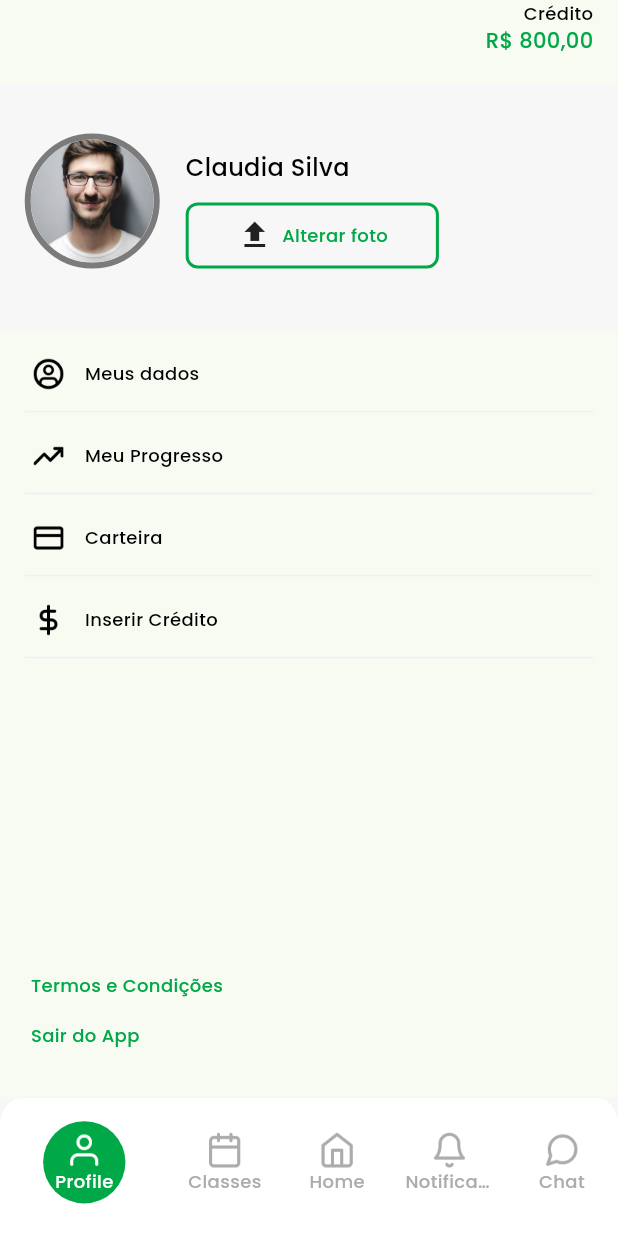
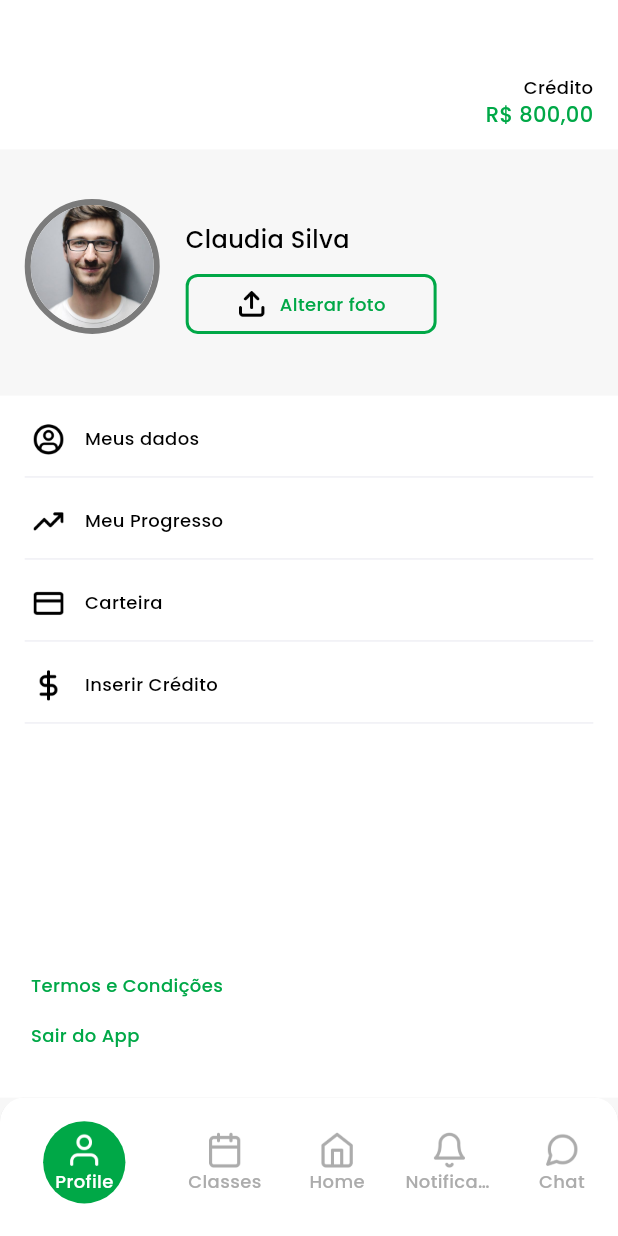
Before and after one commit to Azhar-Dogar/projeto, a Flutter app: the RegisterPassword screen opened directly, after a tap on "Register", on a phone screen of 412 x 824 dp. Run offline on Flutter 3.47's test engine with Material 2 defaults, Android fonts, the phone set to English and light mode, and no system bars; our stand-ins replace google_fonts.

Commit message:
profile edit

```diff
--- a/lib/extras/app_assets.dart
+++ b/lib/extras/app_assets.dart
@@ -9,17 +9,21 @@ class AppIcons {
   static var dollar = getName("dollar.png");
   static var profile = getName("profile.png");
   static var trending = getName("trending.png");
+  static var upload = getName("upload.png");
+  static var timer = getName("timer.png");
 
   static String getName(String name) {
     return "$main$name";
   }
 }
-class AppImages{
+
+class AppImages {
   static var main = "assets/images/";
   static var profile = getName("profile.png");
   static var autoImage = getName("auto_image.png");
   static var clock = getName("Clock.png");
   static var demo = getName("demo.jpeg");
+
   static String getName(String name) {
     return "$main$name";
   }
--- a/lib/extras/colors.dart
+++ b/lib/extras/colors.dart
@@ -24,7 +24,7 @@ class CColors {
   static var greyWhite = const Color(0xff979797);
   static var divider = const Color(0xffEFEFF4);
 
-
+  static var labelColor = const Color(0xff393939);
 
   static var dark = const Color(0xff222428);
   static var gray = const Color(0xff515466);
--- a/lib/screens/dashboard/profile_screen.dart
+++ b/lib/screens/dashboard/profile_screen.dart
@@ -5,6 +5,8 @@ import 'package:projeto/extras/colors.dart';
 import 'package:projeto/extras/extensions.dart';
 import 'package:projeto/widgets/custom_asset_image.dart';
 import 'package:projeto/widgets/margin_widget.dart';
+
+import '../../widgets/textfield_widget.dart';
 
 class ProfileScreen extends StatefulWidget {
   const ProfileScreen({super.key});
@@ -16,45 +18,66 @@ class ProfileScreen extends StatefulWidget {
 class _ProfileScreenState extends State<ProfileScreen> {
   late double width, height, padding;
 
+  TextEditingController name = TextEditingController();
+  TextEditingController email = TextEditingController();
+  TextEditingController phone = TextEditingController();
+  TextEditingController rgController = TextEditingController();
+  TextEditingController cnhController = TextEditingController();
+  String? groupValue;
+
+  TextEditingController cEPController = TextEditingController();
+  TextEditingController ruaController = TextEditingController();
+  TextEditingController bairroController = TextEditingController();
+  TextEditingController nDegController = TextEditingController();
+
+  bool isDetails = false, isEdit = false;
+
   @override
   Widget build(BuildContext context) {
     width = context.width;
     height = context.height;
-
     padding = width * 0.04;
 
     return Scaffold(
-      appBar: AppBar(
-        automaticallyImplyLeading: false,
-        actions: [
-          headerTrailing(),
+      backgroundColor: Colors.white,
+      body: Column(
+        children: [
+          const MarginWidget(factor: 3),
+          Align(
+            alignment: Alignment.centerRight,
+            child: headerTrailing(),
+          ),
+          const MarginWidget(factor: 0.8),
+          header(),
+          isDetails ? details() : profileMain(),
         ],
       ),
-      body: Column(
-        children: [
-          header(),
-          Expanded(
+    );
+  }
+
+  Widget profileMain() {
+    return Expanded(
       child: Padding(
         padding: EdgeInsets.only(left: padding, right: padding),
         child: Column(
           crossAxisAlignment: CrossAxisAlignment.start,
           children: [
-                  listTile("Meus dados", AppIcons.profile),
+            listTile("Meus dados", AppIcons.profile, widget: details()),
             listTile("Meu Progresso", AppIcons.trending),
             listTile("Carteira", AppIcons.brief),
-                  Expanded(child: listTile("Inserir Crédito", AppIcons.dollar)),
+            listTile("Inserir Crédito", AppIcons.dollar),
+            const Expanded(child: SizedBox()),
             bottomOption("Termos e Condições"),
             const MarginWidget(),
-                  bottomOption("Sair do App"),
+            sairDoAppBtn(),
             const MarginWidget(factor: 2),
           ],
         ),
       ),
-          )
-        ],
-      ),
     );
   }
+
+  Widget sairDoAppBtn() => bottomOption("Sair do App");
 
   Widget header() {
     return Container(
@@ -100,8 +123,12 @@ class _ProfileScreenState extends State<ProfileScreen> {
                       left: 32, right: 32, top: 8, bottom: 8),
                   child: Row(
                     children: [
-                      const Icon(Icons.upload),
-                      const MarginWidget(isHorizontal: true, factor: 0.5),
+                      CustomAssetImage(
+                        path: AppIcons.upload,
+                        height: 20,
+                        width: 20,
+                      ),
+                      const MarginWidget(isHorizontal: true, factor: 0.7),
                       Text(
                         "Alterar foto",
                         style: AppTextStyles.captionMedium(
@@ -129,8 +156,16 @@ class _ProfileScreenState extends State<ProfileScreen> {
     );
   }
 
-  Widget listTile(String header, String icon) {
-    return Column(
+  Widget listTile(String header, String icon, {Widget? widget}) {
+    return InkWell(
+      onTap: () {
+        if (widget != null) {
+          setState(() {
+            isDetails = true;
+          });
+        }
+      },
+      child: Column(
         children: [
           const MarginWidget(),
           Padding(
@@ -152,6 +187,7 @@ class _ProfileScreenState extends State<ProfileScreen> {
             height: 1,
           ),
         ],
+      ),
     );
   }
 
@@ -175,4 +211,103 @@ class _ProfileScreenState extends State<ProfileScreen> {
       ),
     );
   }
+
+  Widget details() {
+    return Expanded(
+      child: Padding(
+        padding: EdgeInsets.only(left: padding, right: padding),
+        child: SingleChildScrollView(
+          child: Column(
+            crossAxisAlignment: CrossAxisAlignment.start,
+            children: [
+              const MarginWidget(),
+              TextFieldWidget(
+                label: "Name",
+                controller: name,
+                hint: '',
+                enabled: isEdit,
+              ),
+              const MarginWidget(),
+              TextFieldWidget(
+                  label: "E-mail",
+                  controller: email,
+                  hint: ', enabled: isEdit'),
+              const MarginWidget(),
+              TextFieldWidget(
+                  label: "Número de Contato",
+                  controller: phone,
+                  hint: '',
+                  enabled: isEdit),
+              const MarginWidget(),
+              TextFieldWidget(
+                  label: "RG/CPF",
+                  controller: rgController,
+                  hint: '',
+                  enabled: isEdit),
+              const MarginWidget(),
+              TextFieldWidget(
+                  label: "Nº CNH",
+                  controller: cnhController,
+                  hint: '',
+                  enabled: isEdit),
+              const MarginWidget(),
+              Row(
+                children: [
+                  CustomAssetImage(
+                    path: AppIcons.timer,
+                    height: 24,
+                  ),
+                  const MarginWidget(isHorizontal: true),
+                  Text(
+                    "CNH em análise",
+                    style: AppTextStyles.captionMedium(color: CColors.primary),
+                  ),
+                ],
+              ),
+              const MarginWidget(),
+              Text(
+                "Endereço",
+                style: AppTextStyles.titleMedium(),
+              ),
+              const MarginWidget(),
+              TextFieldWidget(
+                  label: "CEP",
+                  controller: cEPController,
+                  hint: '',
+                  enabled: isEdit),
+              const MarginWidget(),
+              TextFieldWidget(
+                  label: "Rua",
+                  controller: ruaController,
+                  hint: '',
+                  enabled: isEdit),
+              const MarginWidget(),
+              TextFieldWidget(
+                  label: "Bairro",
+                  controller: bairroController,
+                  hint: '',
+                  enabled: isEdit),
+              const MarginWidget(),
+              TextFieldWidget(
+                  label: "Nº",
+                  controller: nDegController,
+                  hint: '',
+                  enabled: isEdit),
+              const MarginWidget(factor: 2),
+              Center(
+                child: Column(
+                  children: [
+                    bottomOption("Editar dados"),
+                    const MarginWidget(),
+                    sairDoAppBtn(),
+                    const MarginWidget(),
+                  ],
+                ),
+              )
+            ],
+          ),
+        ),
+      ),
+    );
   }
+}
--- a/lib/widgets/textfield_widget.dart
+++ b/lib/widgets/textfield_widget.dart
@@ -22,6 +22,7 @@ class TextFieldWidget extends StatelessWidget {
     this.onSubmitted,
     this.suffixIcon,
     this.height,
+    this.enabled,
     Key? key,
   }) : super(key: key);
   void Function(String)? onChanged;
@@ -41,6 +42,8 @@ class TextFieldWidget extends StatelessWidget {
   Widget? prefixWidget;
   double? fontSize;
   Widget? suffixIcon;
+  bool? enabled;
+
   @override
   Widget build(BuildContext context) {
     return Container(
@@ -49,7 +52,7 @@ class TextFieldWidget extends StatelessWidget {
         borderRadius: BorderRadius.circular(
           8,
         ),
-        color: (backColor != null) ? backColor : Colors.transparent,
+        color: backColor ?? Colors.transparent,
       ),
       // padding: const EdgeInsets.symmetric(horizontal: 12, vertical: 7),
       child: Row(
@@ -65,6 +68,7 @@ class TextFieldWidget extends StatelessWidget {
             ),
           Expanded(
             child: TextField(
+              enabled: enabled,
               keyboardType: textInputType,
               inputFormatters: [
                 if (textInputType == TextInputType.phone) ...[
@@ -85,18 +89,18 @@ class TextFieldWidget extends StatelessWidget {
                 suffixIcon: suffixIcon,
                 labelText: label,
                 labelStyle: AppTextStyles.poppins(
-                    style:  TextStyle(
+                    style: TextStyle(
                         fontSize: 14,
                         fontWeight: FontWeight.w400,
-                        color: labelColor??borderColor)),
+                        color: labelColor ?? CColors.labelColor)),
                 //contentPadding: EdgeInsets.zero,
                 hintText: hint,
-                enabledBorder:  OutlineInputBorder(
+                enabledBorder: OutlineInputBorder(
                     borderRadius: const BorderRadius.all(Radius.circular(8)),
-                    borderSide: BorderSide(color: borderColor??Colors.white)),
-                focusedBorder:  OutlineInputBorder(
+                    borderSide: BorderSide(color: borderColor ?? CColors.textFieldBorder)),
+                focusedBorder: OutlineInputBorder(
                     borderRadius: const BorderRadius.all(Radius.circular(8)),
-                    borderSide: BorderSide(color: borderColor??Colors.white)),
+                    borderSide: BorderSide(color: borderColor ?? CColors.textFieldBorder)),
                 // border: const OutlineInputBorder(
                 //     borderRadius: BorderRadius.all(Radius.circular(8)),
                 //     borderSide: BorderSide(color: Colors.white)
```
Also changed, not shown: assets/icons/timer.png (added). Lines whose indentation alone changed are shown as unchanged.
